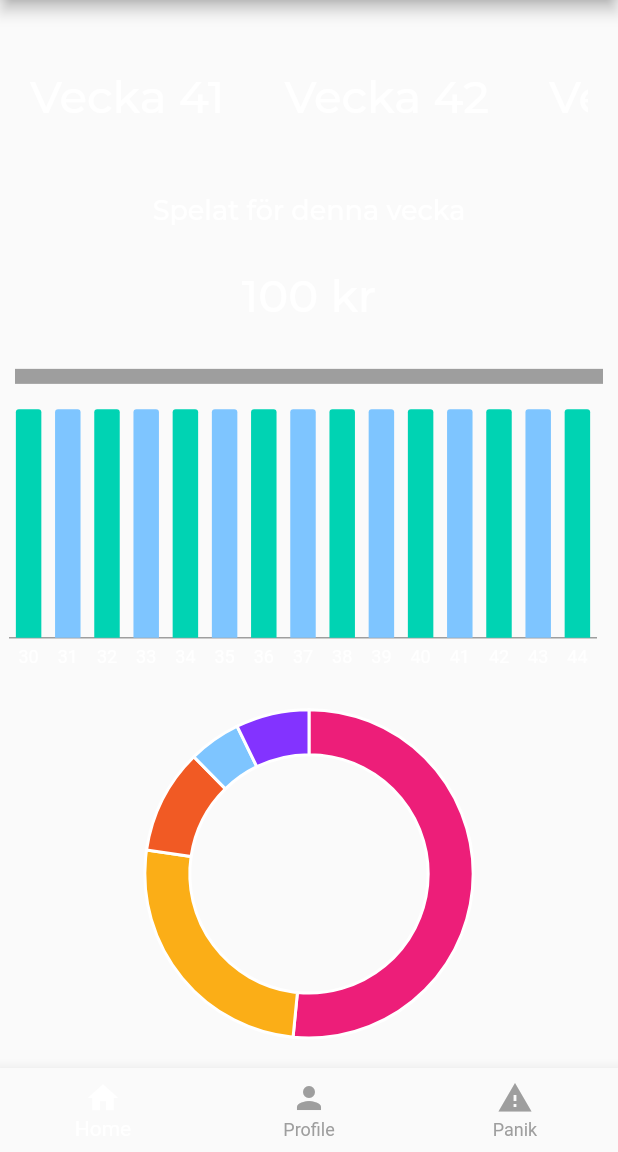
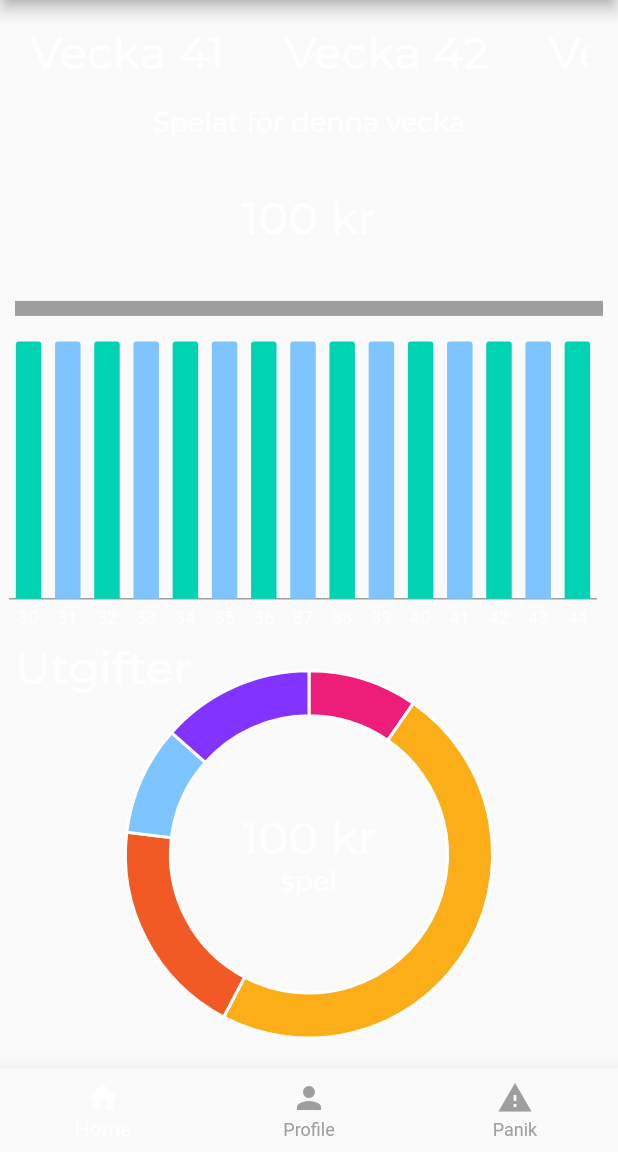
Before and after one commit to juliusolson/rena, a Flutter app: the screen it shows after launch, on a phone screen of 412 x 824 dp, the part 84-1236 px from its top. Run offline on Flutter 3.47's test engine with Material 2 defaults, Android fonts, the phone set to English and light mode, and no system bars; our stand-ins replace charts_flutter; project files that could hold a hidden picture were left out.

Commit message:
small tweaks

```diff
--- a/lib/screens/home/components/barchart.dart
+++ b/lib/screens/home/components/barchart.dart
@@ -12,7 +12,7 @@ class SpendingsBarChart extends StatelessWidget {
   factory SpendingsBarChart.withSampleData() {
     return new SpendingsBarChart(
       _createSampleData(),
-      animate: false,
+      animate: true,
     );
   }
 
--- a/lib/screens/home/components/piechart.dart
+++ b/lib/screens/home/components/piechart.dart
@@ -11,7 +11,7 @@ class SpendingsPieChart extends StatelessWidget {
   factory SpendingsPieChart.withSampleData() {
     return new SpendingsPieChart(
       _createSampleData(),
-      animate: false,
+      animate: true,
     );
   }
 
@@ -28,7 +28,7 @@ class SpendingsPieChart extends StatelessWidget {
   /// Create one series with sample hard coded data.
   static List<charts.Series<SpendingCategory, int>> _createSampleData() {
     final data = [
-      new SpendingCategory(100, 0,"Housing", "#ED1E79"),
+      new SpendingCategory(10, 0,"Housing", "#ED1E79"),
       new SpendingCategory(50, 1, "Food", "#FBAE17"),
       new SpendingCategory(20, 2, "Entertainment", "#F15A24"),
       new SpendingCategory(10, 3, "Transportation", "#7EC5FF"),
--- a/lib/screens/home/homeview.dart
+++ b/lib/screens/home/homeview.dart
@@ -20,9 +20,9 @@ class HomeView extends StatelessWidget {
         child: Center(
       child: Column(children: <Widget>[
         Flexible(
-          flex: 2,
+          flex: 1,
           child: Container(
-            padding: EdgeInsets.all(20),
+            padding: EdgeInsets.only(left:20, right:20),
             child: ListView.separated(
               physics: BouncingScrollPhysics(),
               itemCount: weeks.length,
@@ -68,11 +68,36 @@ class HomeView extends StatelessWidget {
               child: SpendingsBarChart.withSampleData(),
             )),
         Flexible(
-            flex: 4,
-            child: Container(
-                  child: SpendingsPieChart.withSampleData(),
+          flex: 4,
+          child: Stack(children: [
+            Align(
+              alignment: Alignment.topLeft,
+              child: Container(
+                padding: EdgeInsets.only(left: 10),
+                child: Text(
+                "Utgifter",
+                style: Theme.of(context).textTheme.bodyText1,
                 ),
+              ),
             ),
+            Container(
+              child: SpendingsPieChart.withSampleData(),
+            ),
+            Align(
+              child: Column(
+                  mainAxisAlignment: MainAxisAlignment.center,
+                  children: [
+                Text(
+                  "100 kr",
+                  style: Theme.of(context).textTheme.bodyText1,
+                ),
+                Text(
+                  "spel",
+                  style: Theme.of(context).textTheme.caption,
+                ),
+              ]))
+          ]),
+        ),
       ]),
     ));
   }
```
